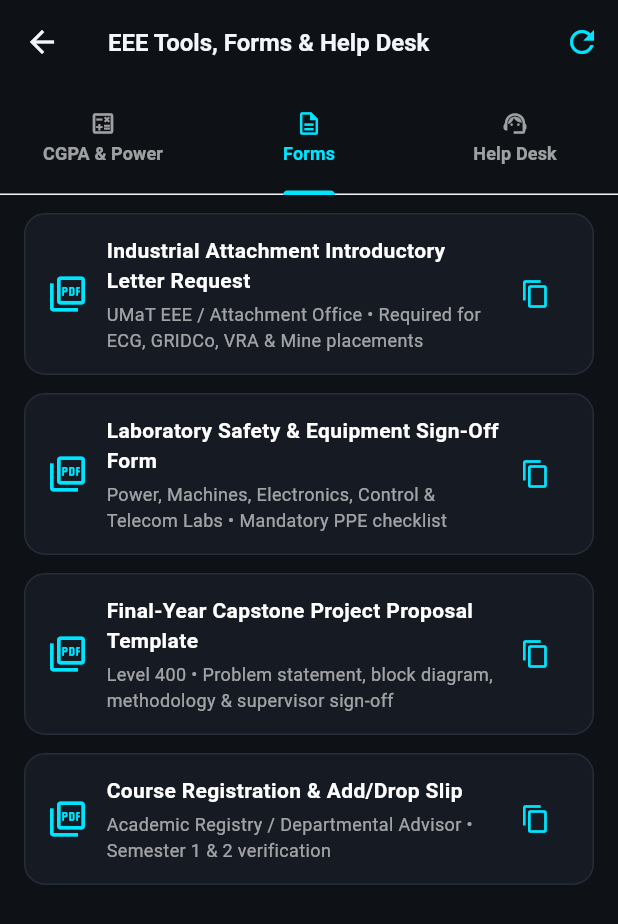
After one commit to Remeek01/eleesa-mobile-app, a Flutter app: the Wave5ToolsHub screen opened directly, tab 2 chosen, on a phone screen of 412 x 824 dp. The commit adds this screen. Shown: the top 924 px of the screen. Run offline on Flutter 3.47's test engine with Material 3 defaults, Android fonts, the phone set to English and light mode, and no system bars; network calls fail.

Commit message:
Wire Wave 5 EEE Tools/CGPA, Forms & Help Desk into drawer

```diff
--- a/lib/screens/dashboards/role_router.dart
+++ b/lib/screens/dashboards/role_router.dart
@@ -12,6 +12,7 @@ import '../profile/profile_screen.dart';
 import '../settings/settings_screen.dart';
 import '../wave3/wave3_hub_screen.dart';
 import '../wave4/wave4_community_hub.dart';
+import '../wave5/wave5_tools_hub.dart';
 
 class RoleBasedDashboard extends StatefulWidget {
   final EleesaUser user;
@@ -762,10 +763,12 @@ class _RoleBasedDashboardState extends State<RoleBasedDashboard> {
               _openWave3Section(p, displayName, 3);
             }),
             _drawerTile(p, Icons.calculate_outlined, 'EEE Tools & CGPA Calc', () {
-              _showModuleWaveNotice('Engineering Tools & CGPA', 'Wave 5');
+              Navigator.pop(context);
+              Navigator.push(context, MaterialPageRoute(builder: (_) => Wave5ToolsHub(initialTabIndex: 0, userRole: _roleKey, userName: displayName, userLevel: (_profile?['level'] ?? '300').toString(), accentColor: p.accent)));
             }),
             _drawerTile(p, Icons.description_outlined, 'Forms & Downloads', () {
-              _showModuleWaveNotice('Forms & Downloads', 'Wave 5');
+              Navigator.pop(context);
+              Navigator.push(context, MaterialPageRoute(builder: (_) => Wave5ToolsHub(initialTabIndex: 1, userRole: _roleKey, userName: displayName, userLevel: (_profile?['level'] ?? '300').toString(), accentColor: p.accent)));
             }),
 
             const SizedBox(height: 10),
@@ -787,7 +790,8 @@ class _RoleBasedDashboardState extends State<RoleBasedDashboard> {
               Navigator.push(context, MaterialPageRoute(builder: (_) => Wave4CommunityHub(initialTabIndex: 0, userRole: _roleKey, userName: displayName, userLevel: (_profile?['level'] ?? '300').toString(), accentColor: p.accent)));
             }),
             _drawerTile(p, Icons.support_agent_outlined, 'Feedback & Help Desk', () {
-              _showModuleWaveNotice('Feedback & Help Desk', 'Wave 5');
+              Navigator.pop(context);
+              Navigator.push(context, MaterialPageRoute(builder: (_) => Wave5ToolsHub(initialTabIndex: 2, userRole: _roleKey, userName: displayName, userLevel: (_profile?['level'] ?? '300').toString(), accentColor: p.accent)));
             }),
 
             const SizedBox(height: 10),
--- /dev/null
+++ b/lib/screens/wave5/wave5_tools_hub.dart
@@ -0,0 +1,524 @@
+import 'dart:convert';
+import 'dart:math' as math;
+import 'package:flutter/material.dart';
+import 'package:flutter/services.dart';
+import 'package:http/http.dart' as http;
+
+typedef W5Map = Map<String, dynamic>;
+
+class Wave5ToolsHub extends StatefulWidget {
+  final int initialTabIndex;
+  final String userRole;
+  final String userName;
+  final String userLevel;
+  final Color accentColor;
+
+  const Wave5ToolsHub({
+    super.key,
+    this.initialTabIndex = 0,
+    this.userRole = 'student',
+    this.userName = 'Maxwell Amoah',
+    this.userLevel = '300',
+    this.accentColor = const Color(0xFF00E5FF),
+  });
+
+  @override
+  State<Wave5ToolsHub> createState() => _Wave5ToolsHubState();
+}
+
+class _Wave5CourseRow {
+  final TextEditingController codeCtrl;
+  final TextEditingController creditsCtrl;
+  String grade;
+
+  _Wave5CourseRow({
+    required String code,
+    required String credits,
+    this.grade = 'A',
+  })  : codeCtrl = TextEditingController(text: code),
+        creditsCtrl = TextEditingController(text: credits);
+
+  void dispose() {
+    codeCtrl.dispose();
+    creditsCtrl.dispose();
+  }
+}
+
+class _Wave5ToolsHubState extends State<Wave5ToolsHub>
+    with SingleTickerProviderStateMixin {
+  static const String _baseUrl = 'https://eleesa-backend.onrender.com';
+  static const Color _bgObsidian = Color(0xFF0E1116);
+  static const Color _cardSurface = Color(0xFF161A22);
+  static const Color _borderStroke = Color(0xFF262C3A);
+
+  static const Map<String, double> _gradePoints = {
+    'A+': 4.0,
+    'A': 4.0,
+    'B+': 3.5,
+    'B': 3.0,
+    'C+': 2.5,
+    'C': 2.0,
+    'D': 1.0,
+    'F': 0.0,
+  };
+
+  late TabController _tabController;
+  final List<_Wave5CourseRow> _courses = [
+    _Wave5CourseRow(code: 'EL 351', credits: '3', grade: 'A'),
+    _Wave5CourseRow(code: 'EL 353', credits: '3', grade: 'B+'),
+    _Wave5CourseRow(code: 'EL 356', credits: '2', grade: 'A'),
+  ];
+
+  final _voltageCtrl = TextEditingController(text: '415');
+  final _currentCtrl = TextEditingController(text: '18.5');
+  final _pfCtrl = TextEditingController(text: '0.85');
+
+  List<W5Map> _tickets = [];
+  bool _loadingTickets = true;
+
+  @override
+  void initState() {
+    super.initState();
+    _tabController = TabController(
+      length: 3,
+      vsync: this,
+      initialIndex: widget.initialTabIndex.clamp(0, 2),
+    );
+    _tabController.addListener(() {
+      if (mounted) setState(() {});
+    });
+    _loadTickets();
+  }
+
+  @override
+  void dispose() {
+    _tabController.dispose();
+    for (final c in _courses) {
+      c.dispose();
+    }
+    _voltageCtrl.dispose();
+    _currentCtrl.dispose();
+    _pfCtrl.dispose();
+    super.dispose();
+  }
+
+  Future<void> _loadTickets() async {
+    setState(() => _loadingTickets = true);
+    try {
+      final res = await http.get(Uri.parse('$_baseUrl/api/wave5/feedback'));
+      final data = jsonDecode(res.body) as W5Map;
+      if (!mounted) return;
+      setState(() {
+        _tickets = List<W5Map>.from(data['tickets'] ?? []);
+        _loadingTickets = false;
+      });
+    } catch (_) {
+      if (mounted) setState(() => _loadingTickets = false);
+    }
+  }
+
+  void _snack(String msg) {
+    if (!mounted) return;
+    ScaffoldMessenger.of(context).showSnackBar(
+      SnackBar(
+        backgroundColor: const Color(0xFF1F2937),
+        content: Text(msg, style: const TextStyle(color: Colors.white)),
+      ),
+    );
+  }
+
+  @override
+  Widget build(BuildContext context) {
+    final accent = widget.accentColor;
+    return Scaffold(
+      backgroundColor: _bgObsidian,
+      appBar: AppBar(
+        backgroundColor: _bgObsidian,
+        title: const Text(
+          'EEE Tools, Forms & Help Desk',
+          style: TextStyle(fontSize: 16, fontWeight: FontWeight.w700),
+        ),
+        actions: [
+          IconButton(icon: Icon(Icons.refresh, color: accent), onPressed: _loadTickets),
+        ],
+        bottom: TabBar(
+          controller: _tabController,
+          indicatorColor: accent,
+          labelColor: accent,
+          unselectedLabelColor: Colors.white60,
+          labelStyle: const TextStyle(fontSize: 12, fontWeight: FontWeight.w700),
+          tabs: const [
+            Tab(icon: Icon(Icons.calculate_outlined, size: 18), text: 'CGPA & Power'),
+            Tab(icon: Icon(Icons.description_outlined, size: 18), text: 'Forms'),
+            Tab(icon: Icon(Icons.support_agent_outlined, size: 18), text: 'Help Desk'),
+          ],
+        ),
+      ),
+      floatingActionButton: _tabController.index == 2
+          ? FloatingActionButton.extended(
+              backgroundColor: accent,
+              foregroundColor: Colors.black,
+              icon: const Icon(Icons.add_comment_outlined),
+              label: const Text('New Ticket', style: TextStyle(fontWeight: FontWeight.w700)),
+              onPressed: _openTicketDialog,
+            )
+          : null,
+      body: TabBarView(
+        controller: _tabController,
+        children: [
+          _buildToolsAndCgpaTab(accent),
+          _buildFormsTab(accent),
+          _buildHelpDeskTab(accent),
+        ],
+      ),
+    );
+  }
+
+  Widget _buildToolsAndCgpaTab(Color accent) {
+    double totalCredits = 0;
+    double weightedPoints = 0;
+    for (final row in _courses) {
+      final cr = double.tryParse(row.creditsCtrl.text.trim()) ?? 0;
+      final gp = _gradePoints[row.grade] ?? 0;
+      if (cr > 0) {
+        totalCredits += cr;
+        weightedPoints += cr * gp;
+      }
+    }
+    final gpa = totalCredits > 0 ? (weightedPoints / totalCredits) : 0.0;
+
+    final vLine = double.tryParse(_voltageCtrl.text.trim()) ?? 0;
+    final iLine = double.tryParse(_currentCtrl.text.trim()) ?? 0;
+    final pfClamped = (double.tryParse(_pfCtrl.text.trim()) ?? 0.85).clamp(0.0, 1.0);
+    final apparentS = math.sqrt(3) * vLine * iLine;
+    final activeP = apparentS * pfClamped;
+    final reactiveQ = apparentS * math.sqrt((1.0 - pfClamped * pfClamped).clamp(0.0, 1.0));
+
+    return ListView(
+      padding: const EdgeInsets.fromLTRB(16, 12, 16, 40),
+      children: [
+        _card(
+          child: Column(
+            crossAxisAlignment: CrossAxisAlignment.start,
+            children: [
+              Row(
+                children: [
+                  Text(
+                    'SEMESTER GPA CALCULATOR',
+                    style: TextStyle(color: accent, fontSize: 11.5, fontWeight: FontWeight.w800, letterSpacing: 1.1),
+                  ),
+                  const Spacer(),
+                  _badge('GPA ${gpa.toStringAsFixed(2)} / 4.00', Colors.greenAccent),
+                ],
+              ),
+              const SizedBox(height: 6),
+              Text(
+                'Total Credit Hours: ${totalCredits.toStringAsFixed(0)} • Quality Points: ${weightedPoints.toStringAsFixed(1)}',
+                style: const TextStyle(color: Colors.white60, fontSize: 12),
+              ),
+              const SizedBox(height: 10),
+              ..._courses.map((row) {
+                return Padding(
+                  padding: const EdgeInsets.only(bottom: 8),
+                  child: Row(
+                    children: [
+                      Expanded(
+                        flex: 3,
+                        child: TextField(
+                          controller: row.codeCtrl,
+                          onChanged: (_) => setState(() {}),
+                          style: const TextStyle(color: Colors.white, fontSize: 13),
+                          decoration: _deco('Course'),
+                        ),
+                      ),
+                      const SizedBox(width: 8),
+                      Expanded(
+                        flex: 2,
+                        child: TextField(
+                          controller: row.creditsCtrl,
+                          keyboardType: TextInputType.number,
+                          onChanged: (_) => setState(() {}),
+                          style: const TextStyle(color: Colors.white, fontSize: 13),
+                          decoration: _deco('Cr'),
+                        ),
+                      ),
+                      const SizedBox(width: 8),
+                      Expanded(
+                        flex: 2,
+                        child: DropdownButtonFormField<String>(
+                          initialValue: row.grade,
+                          dropdownColor: _cardSurface,
+                          style: TextStyle(color: accent, fontWeight: FontWeight.w700),
+                          items: _gradePoints.keys
+                              .map((g) => DropdownMenuItem(value: g, child: Text(g)))
+                              .toList(),
+                          onChanged: (v) => setState(() => row.grade = v ?? 'A'),
+                        ),
+                      ),
+                    ],
+                  ),
+                );
+              }),
+              const SizedBox(height: 4),
+              OutlinedButton.icon(
+                style: OutlinedButton.styleFrom(side: BorderSide(color: accent), foregroundColor: accent),
+                icon: const Icon(Icons.add, size: 16),
+                label: const Text('Add Course Row'),
+                onPressed: () {
+                  setState(() {
+                    _courses.add(_Wave5CourseRow(code: 'EL 355', credits: '3', grade: 'B+'));
+                  });
+                },
+              ),
+            ],
+          ),
+        ),
+        _card(
+          child: Column(
+            crossAxisAlignment: CrossAxisAlignment.start,
+            children: [
+              Text(
+                'THREE-PHASE AC POWER CALCULATOR',
+                style: TextStyle(color: accent, fontSize: 11.5, fontWeight: FontWeight.w800, letterSpacing: 1.1),
+              ),
+              const SizedBox(height: 10),
+              Row(
+                children: [
+                  Expanded(
+                    child: TextField(
+                      controller: _voltageCtrl,
+                      keyboardType: TextInputType.number,
+                      onChanged: (_) => setState(() {}),
+                      style: const TextStyle(color: Colors.white, fontSize: 13),
+                      decoration: _deco('V_Line (V)'),
+                    ),
+                  ),
+                  const SizedBox(width: 8),
+                  Expanded(
+                    child: TextField(
+                      controller: _currentCtrl,
+                      keyboardType: TextInputType.number,
+                      onChanged: (_) => setState(() {}),
+                      style: const TextStyle(color: Colors.white, fontSize: 13),
+                      decoration: _deco('I_Line (A)'),
+                    ),
+                  ),
+                  const SizedBox(width: 8),
+                  Expanded(
+                    child: TextField(
+                      controller: _pfCtrl,
+                      keyboardType: TextInputType.number,
+                      onChanged: (_) => setState(() {}),
+                      style: const TextStyle(color: Colors.white, fontSize: 13),
+                      decoration: _deco('PF (0-1)'),
+                    ),
+                  ),
+                ],
+              ),
+              const SizedBox(height: 14),
+              Row(
+                mainAxisAlignment: MainAxisAlignment.spaceBetween,
+                children: [
+                  _metricTile('Active (P)', '${(activeP / 1000).toStringAsFixed(2)} kW', Colors.greenAccent),
+                  _metricTile('Reactive (Q)', '${(reactiveQ / 1000).toStringAsFixed(2)} kVAR', Colors.amberAccent),
+                  _metricTile('Apparent (S)', '${(apparentS / 1000).toStringAsFixed(2)} kVA', accent),
+                ],
+              ),
+            ],
+          ),
+        ),
+      ],
+    );
+  }
+
+  Widget _metricTile(String label, String val, Color color) {
+    return Container(
+      padding: const EdgeInsets.symmetric(horizontal: 10, vertical: 8),
+      decoration: BoxDecoration(
+        color: _bgObsidian,
+        borderRadius: BorderRadius.circular(10),
+        border: Border.all(color: _borderStroke),
+      ),
+      child: Column(
+        children: [
+          Text(label, style: const TextStyle(color: Colors.white54, fontSize: 11)),
+          const SizedBox(height: 2),
+          Text(val, style: TextStyle(color: color, fontWeight: FontWeight.w800, fontSize: 13.5)),
+        ],
+      ),
+    );
+  }
+
+  Widget _buildFormsTab(Color accent) {
+    final forms = [
+      ['Industrial Attachment Introductory Letter Request', 'UMaT EEE / Attachment Office • Required for ECG, GRIDCo, VRA & Mine placements', 'https://umat.edu.gh/eee/forms/attachment-letter'],
+      ['Laboratory Safety & Equipment Sign-Off Form', 'Power, Machines, Electronics, Control & Telecom Labs • Mandatory PPE checklist', 'https://umat.edu.gh/eee/forms/lab-clearance'],
+      ['Final-Year Capstone Project Proposal Template', 'Level 400 • Problem statement, block diagram, methodology & supervisor sign-off', 'https://umat.edu.gh/eee/forms/project-proposal'],
+      ['Course Registration & Add/Drop Slip', 'Academic Registry / Departmental Advisor • Semester 1 & 2 verification', 'https://umat.edu.gh/eee/forms/course-registration'],
+    ];
+
+    return ListView(
+      padding: const EdgeInsets.fromLTRB(16, 12, 16, 36),
+      children: forms.map((f) {
+        return _card(
+          child: Row(
+            children: [
+              Icon(Icons.picture_as_pdf_outlined, color: accent, size: 28),
+              const SizedBox(width: 12),
+              Expanded(
+                child: Column(
+                  crossAxisAlignment: CrossAxisAlignment.start,
+                  children: [
+                    Text(f[0], style: const TextStyle(color: Colors.white, fontWeight: FontWeight.w700, fontSize: 14)),
+                    const SizedBox(height: 4),
+                    Text(f[1], style: const TextStyle(color: Colors.white60, fontSize: 12)),
+                  ],
+                ),
+              ),
+              IconButton(
+                icon: Icon(Icons.copy, color: accent, size: 20),
+                tooltip: 'Copy Form Link',
+                onPressed: () {
+                  Clipboard.setData(ClipboardData(text: f[2]));
+                  _snack('Copied link for ${f[0]}.');
+                },
+              ),
+            ],
+          ),
+        );
+      }).toList(),
+    );
+  }
+
+  Widget _buildHelpDeskTab(Color accent) {
+    if (_loadingTickets) {
+      return Center(child: CircularProgressIndicator(color: accent));
+    }
+    return ListView(
+      padding: const EdgeInsets.fromLTRB(16, 12, 16, 90),
+      children: _tickets.map((t) {
+        final st = '${t['status']}';
+        final stColor = st == 'Resolved' ? Colors.greenAccent : (st == 'In Review' ? Colors.amberAccent : accent);
+        return _card(
+          child: Column(
+            crossAxisAlignment: CrossAxisAlignment.start,
+            children: [
+              Row(
+                children: [
+                  _badge('${t['category']}', accent),
+                  const Spacer(),
+                  _badge(st.toUpperCase(), stColor),
+                ],
+              ),
+              const SizedBox(height: 8),
+              Text('${t['subject']}', style: const TextStyle(color: Colors.white, fontWeight: FontWeight.w700, fontSize: 14.5)),
+              const SizedBox(height: 4),
+              Text('${t['message']}', style: const TextStyle(color: Colors.white70, fontSize: 13)),
+              const SizedBox(height: 8),
+              Text(
+                'By ${t['submitted_by']} (${t['sender_role']} • Lvl ${t['sender_level']})',
+                style: const TextStyle(color: Colors.white54, fontSize: 11.5),
+              ),
+            ],
+          ),
+        );
+      }).toList(),
+    );
+  }
+
+  void _openTicketDialog() {
+    final subjCtrl = TextEditingController();
+    final msgCtrl = TextEditingController();
+    String category = 'Help Desk';
+
+    showDialog(
+      context: context,
+      builder: (ctx) => AlertDialog(
+        backgroundColor: _cardSurface,
+        title: const Text('Submit Help Desk Ticket', style: TextStyle(color: Colors.white)),
+        content: SingleChildScrollView(
+          child: Column(
+            mainAxisSize: MainAxisSize.min,
+            children: [
+              DropdownButtonFormField<String>(
+                initialValue: category,
+                dropdownColor: _cardSurface,
+                style: const TextStyle(color: Colors.white),
+                items: ['Help Desk', 'Lab & Facility', 'Suggestion', 'Academic Query']
+                    .map((c) => DropdownMenuItem(value: c, child: Text(c)))
+                    .toList(),
+                onChanged: (v) => category = v ?? category,
+              ),
+              const SizedBox(height: 10),
+              TextField(controller: subjCtrl, style: const TextStyle(color: Colors.white), decoration: _deco('Subject')),
+              const SizedBox(height: 10),
+              TextField(controller: msgCtrl, maxLines: 3, style: const TextStyle(color: Colors.white), decoration: _deco('Describe your request or feedback')),
+            ],
+          ),
+        ),
+        actions: [
+          TextButton(onPressed: () => Navigator.pop(ctx), child: const Text('Cancel')),
+          ElevatedButton(
+            onPressed: () async {
+              if (subjCtrl.text.trim().isEmpty || msgCtrl.text.trim().isEmpty) return;
+              Navigator.pop(ctx);
+              await http.post(
+                Uri.parse('$_baseUrl/api/wave5/feedback'),
+                headers: {'Content-Type': 'application/json'},
+                body: jsonEncode({
+                  'category': category,
+                  'subject': subjCtrl.text.trim(),
+                  'message': msgCtrl.text.trim(),
+                  'submitted_by': widget.userName,
+                  'sender_role': widget.userRole,
+                  'sender_level': widget.userLevel,
+                }),
+              );
+              _snack('Ticket logged to ELEESA Help Desk!');
+              _loadTickets();
+            },
+            child: const Text('Submit Ticket'),
+          ),
+        ],
+      ),
+    );
+  }
+
+  InputDecoration _deco(String label) {
+    return InputDecoration(
+      labelText: label,
+      labelStyle: const TextStyle(color: Colors.white54, fontSize: 12.5),
+      filled: true,
+      fillColor: _bgObsidian,
+      border: OutlineInputBorder(
+        borderRadius: BorderRadius.circular(10),
+        borderSide: const BorderSide(color: _borderStroke),
+      ),
+    );
+  }
+
+  Widget _card({required Widget child}) {
+    return Container(
+      margin: const EdgeInsets.only(bottom: 12),
+      padding: const EdgeInsets.all(14),
+      decoration: BoxDecoration(
+        color: _cardSurface,
+        borderRadius: BorderRadius.circular(14),
+        border: Border.all(color: _borderStroke),
+      ),
+      child: child,
+    );
+  }
+
+  Widget _badge(String text, Color color) {
+    return Container(
+      padding: const EdgeInsets.symmetric(horizontal: 8, vertical: 3),
+      decoration: BoxDecoration(
+        color: color.withValues(alpha: 0.14),
+        borderRadius: BorderRadius.circular(6),
+        border: Border.all(color: color.withValues(alpha: 0.5)),
+      ),
+      child: Text(text, style: TextStyle(color: color, fontSize: 10.5, fontWeight: FontWeight.w700)),
+    );
+  }
+}
```
